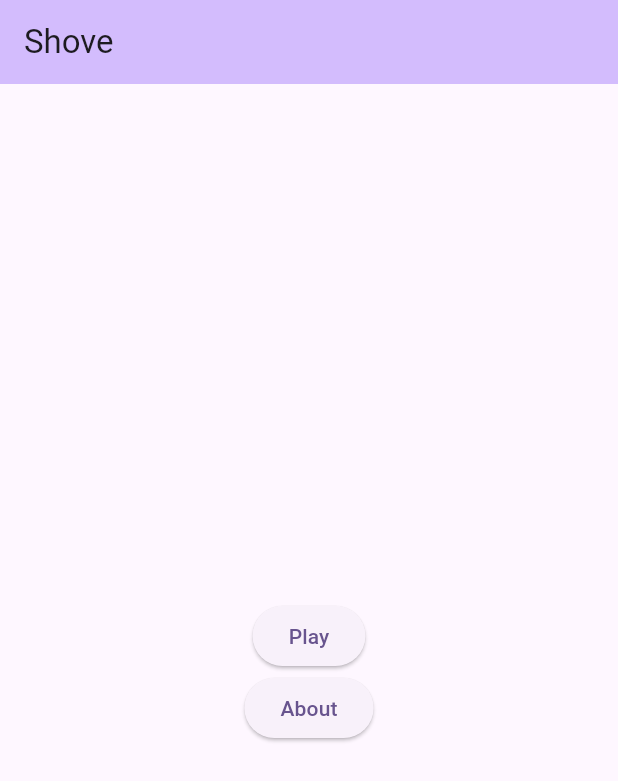
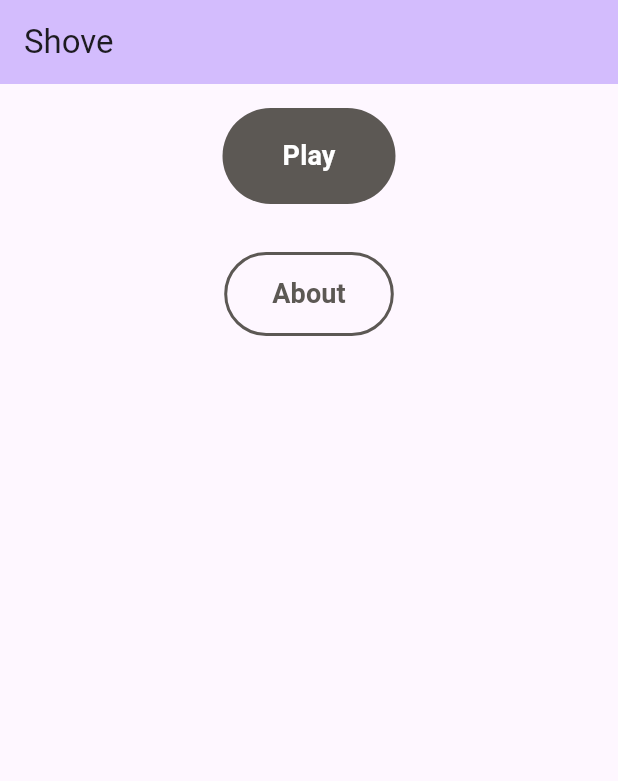
Before and after one commit to PhilipSA/Shove, a Flutter app: the screen it shows after launch, on a phone screen of 412 x 824 dp. Shown: the top 781 px of the screen. Run offline on Flutter 3.47's test engine with Material 3 defaults, Android fonts, the phone set to English and light mode, and no system bars; our stand-ins replace flutter_svg, path_drawing.

Commit message:
Added Cellula to the menu buttons

```diff
--- a/shove/lib/ui/start_about_widget.dart
+++ b/shove/lib/ui/start_about_widget.dart
@@ -1,22 +1,23 @@
 import 'package:flutter/material.dart';
 import 'package:shove/about_board_widget.dart';
+import 'package:shove/cellula/cellula_foundation/cellula_tokens.dart';
+import 'package:shove/cellula/cellula_foundation/components/cellula_button.dart';
 
 class AboutButton extends StatelessWidget {
   const AboutButton({super.key});
 
   @override
   Widget build(BuildContext context) {
-    return ElevatedButton(
+    return CellulaButton(
+      buttonVariant: CellulaButtonVariant.secondary(
+          CellulaTokens.none(), CellulaButtonSize.large),
+      text: 'About',
       onPressed: () {
-        // Navigate to a new route when the button is pressed
         Navigator.push(
           context,
-          MaterialPageRoute(
-              builder: (context) =>
-                  const About()), // Replace SecondRoute with the route you want to navigate to
+          MaterialPageRoute(builder: (context) => const About()),
         );
       },
-      child: const Text('About'),
     );
   }
 }
--- a/shove/lib/ui/start_play_widget.dart
+++ b/shove/lib/ui/start_play_widget.dart
@@ -1,4 +1,6 @@
 import 'package:flutter/material.dart';
+import 'package:shove/cellula/cellula_foundation/cellula_tokens.dart';
+import 'package:shove/cellula/cellula_foundation/components/cellula_button.dart';
 import 'package:shove/ui/game_board_widget/shove_board_widget.dart';
 import 'package:shove/shove_game.dart';
 
@@ -7,18 +9,18 @@
 
   @override
   Widget build(BuildContext context) {
-    return ElevatedButton(
+    return CellulaButton(
+      buttonVariant: CellulaButtonVariant.primary(
+          CellulaTokens.none(), CellulaButtonSize.xLarge),
+      text: 'Play',
       onPressed: () {
-        // Navigate to a new route when the button is pressed
         Navigator.push(
-          context,
-          MaterialPageRoute(
-              builder: (context) => ShoveBoardWidget(
-                    game: ShoveGame(),
-                  )), // Replace SecondRoute with the route you want to navigate to
-        );
+            context,
+            MaterialPageRoute(
+                builder: (context) => ShoveBoardWidget(
+                      game: ShoveGame(),
+                    )));
       },
-      child: const Text('Play'),
     );
   }
 }
--- a/shove/lib/ui/start_screen.widget.dart
+++ b/shove/lib/ui/start_screen.widget.dart
@@ -1,4 +1,5 @@
 import 'package:flutter/material.dart';
+import 'package:shove/cellula/cellula_foundation/cellula_foundation.dart';
 import 'package:shove/ui/start_about_widget.dart';
 import 'package:shove/ui/start_play_widget.dart';
 
@@ -7,13 +8,19 @@
 
   @override
   Widget build(BuildContext context) {
-    return const Center(
+    return Center(
       child: SizedBox(
-        width: 200.0, // Set a fixed width for the container
-        height: 80.0, // Set a fixed height for the container
-
         child: Column(
-          children: [PlayButton(), AboutButton()],
+          children: [
+            Padding(
+              padding: EdgeInsets.all(CellulaSpacing.x2.spacing),
+              child: const PlayButton(),
+            ),
+            Padding(
+              padding: EdgeInsets.all(CellulaSpacing.x2.spacing),
+              child: const AboutButton(),
+            )
+          ],
         ),
       ),
     );
```
